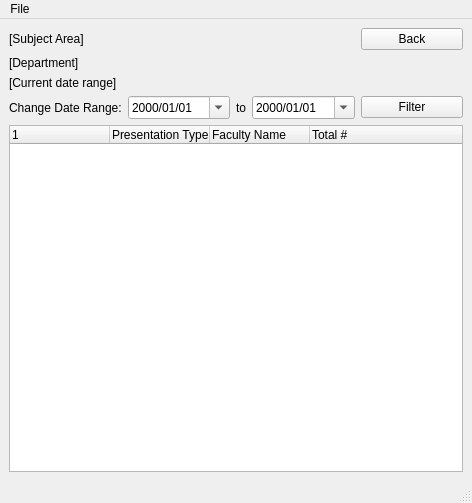
Qt form src/ui/DashboardWindow.ui (Myu84/CSS) before a commit.
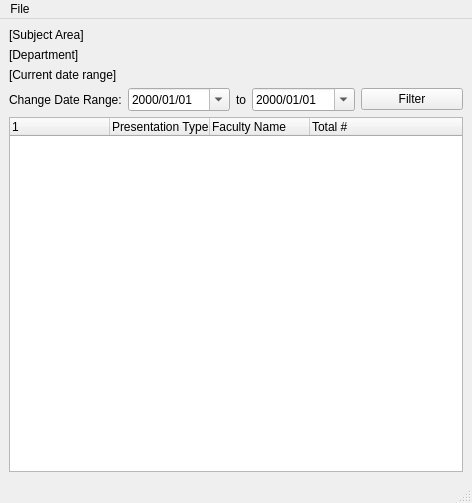
The same form after that commit.

Commit message: Moved the Back button functionality to File>Open instead

What changed in the file:
```diff
--- a/src/ui/DashboardWindow.ui
+++ b/src/ui/DashboardWindow.ui
@@ -110,13 +110,6 @@
       </property>
      </widget>
     </item>
-    <item row="0" column="4">
-     <widget class="QPushButton" name="backButton">
-      <property name="text">
-       <string>Back</string>
-      </property>
-     </widget>
-    </item>
    </layout>
   </widget>
   <widget class="QMenuBar" name="menubar">
```
Left out of the diff: 4 changed lines with no effect on the pictures. The commit also changes 2 other files.
